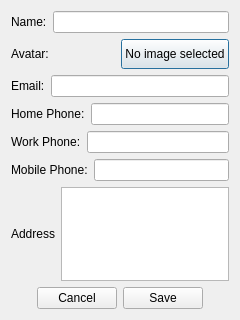
This is examples/samplephonebook/contactdetails_240_320.ui in qtproject/qt-mobility as Qt 5 draws it before an edit. The edited form follows.
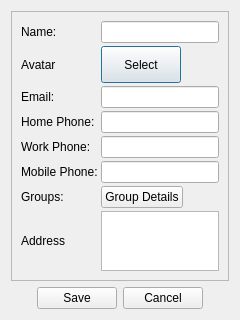
This is the edited form.

The edit to the form file:
```diff
--- a/examples/samplephonebook/contactdetails_240_320.ui
+++ b/examples/samplephonebook/contactdetails_240_320.ui
@@ -15,34 +15,44 @@
   </property>
   <layout class="QVBoxLayout" name="verticalLayout">
    <item>
-    <layout class="QHBoxLayout" name="horizontalLayout">
+    <widget class="QScrollArea" name="scrollArea">
+     <property name="widgetResizable">
+      <bool>true</bool>
+     </property>
+     <widget class="QWidget" name="scrollAreaWidgetContents">
+      <property name="geometry">
+       <rect>
+        <x>0</x>
+        <y>0</y>
+        <width>218</width>
+        <height>264</height>
+       </rect>
+      </property>
+      <layout class="QVBoxLayout" name="verticalLayout_2">
      <item>
-      <widget class="QLabel" name="label">
+        <layout class="QGridLayout" name="gridLayout">
+         <property name="spacing">
+          <number>3</number>
+         </property>
+         <item row="0" column="0">
+          <widget class="QLabel" name="nameLabel">
        <property name="text">
         <string>Name:</string>
        </property>
       </widget>
      </item>
-     <item>
+         <item row="0" column="1">
       <widget class="QLineEdit" name="nameEdit"/>
      </item>
-    </layout>
-   </item>
-   <item>
+         <item row="1" column="0">
+          <widget class="QLabel" name="avatarLabel">
+           <property name="text">
+            <string>Avatar</string>
+           </property>
+          </widget>
+         </item>
+         <item row="1" column="1">
     <layout class="QHBoxLayout" name="horizontalLayout_2">
-     <item>
-      <widget class="QLabel" name="label_2">
-       <property name="sizePolicy">
-        <sizepolicy hsizetype="Ignored" vsizetype="Ignored">
-         <horstretch>0</horstretch>
-         <verstretch>0</verstretch>
-        </sizepolicy>
-       </property>
-       <property name="text">
-        <string>Avatar:</string>
-       </property>
-      </widget>
-     </item>
      <item>
       <widget class="QPushButton" name="avatarButton">
        <property name="sizePolicy">
@@ -58,84 +68,115 @@
         </size>
        </property>
        <property name="text">
-        <string>No image selected</string>
+              <string>Select</string>
+             </property>
+            </widget>
+           </item>
+           <item>
+            <widget class="QLabel" name="avatarPixmapLabel">
+             <property name="text">
+              <string/>
        </property>
       </widget>
      </item>
     </layout>
    </item>
-   <item>
-    <layout class="QHBoxLayout" name="horizontalLayout_3">
-     <item>
-      <widget class="QLabel" name="label_3">
+         <item row="2" column="0">
+          <widget class="QLabel" name="emailLabel">
        <property name="text">
         <string>Email:</string>
        </property>
       </widget>
      </item>
-     <item>
+         <item row="2" column="1">
       <widget class="QLineEdit" name="emailEdit"/>
      </item>
-    </layout>
-   </item>
-   <item>
-    <layout class="QHBoxLayout" name="horizontalLayout_4">
-     <item>
-      <widget class="QLabel" name="label_4">
+         <item row="3" column="0">
+          <widget class="QLabel" name="homePhoneLabel">
        <property name="text">
         <string>Home Phone:</string>
        </property>
       </widget>
      </item>
-     <item>
+         <item row="3" column="1">
       <widget class="QLineEdit" name="homePhoneEdit"/>
      </item>
-    </layout>
-   </item>
-   <item>
-    <layout class="QHBoxLayout" name="horizontalLayout_5">
-     <item>
-      <widget class="QLabel" name="label_5">
+         <item row="4" column="0">
+          <widget class="QLabel" name="workPhoneLabel">
        <property name="text">
         <string>Work Phone:</string>
        </property>
       </widget>
      </item>
-     <item>
+         <item row="4" column="1">
       <widget class="QLineEdit" name="workPhoneEdit"/>
      </item>
-    </layout>
-   </item>
-   <item>
-    <layout class="QHBoxLayout" name="horizontalLayout_8">
-     <item>
-      <widget class="QLabel" name="label_8">
+         <item row="5" column="0">
+          <widget class="QLabel" name="mobilePhoneLabel">
        <property name="text">
         <string>Mobile Phone:</string>
        </property>
       </widget>
      </item>
-     <item>
+         <item row="5" column="1">
       <widget class="QLineEdit" name="mobilePhoneEdit"/>
      </item>
-    </layout>
-   </item>
-   <item>
-    <layout class="QHBoxLayout" name="horizontalLayout_7">
-     <item>
-      <widget class="QLabel" name="label_6">
+         <item row="6" column="0">
+          <widget class="QLabel" name="groupsLabel">
+           <property name="text">
+            <string>Groups:</string>
+           </property>
+          </widget>
+         </item>
+         <item row="6" column="1">
+          <layout class="QHBoxLayout" name="horizontalLayout_3">
+           <item>
+            <widget class="QPushButton" name="groupsButton">
+             <property name="text">
+              <string>Group Details</string>
+             </property>
+            </widget>
+           </item>
+           <item>
+            <spacer name="horizontalSpacer_3">
+             <property name="orientation">
+              <enum>Qt::Horizontal</enum>
+             </property>
+             <property name="sizeHint" stdset="0">
+              <size>
+               <width>40</width>
+               <height>20</height>
+              </size>
+             </property>
+            </spacer>
+           </item>
+          </layout>
+         </item>
+         <item row="7" column="0">
+          <widget class="QLabel" name="addressLabel">
        <property name="text">
         <string>Address</string>
        </property>
       </widget>
      </item>
-     <item>
-      <widget class="QPlainTextEdit" name="addressEdit"/>
+         <item row="7" column="1">
+          <widget class="QPlainTextEdit" name="addressEdit">
+           <property name="maximumSize">
+            <size>
+             <width>16777215</width>
+             <height>60</height>
+            </size>
+           </property>
+          </widget>
      </item>
     </layout>
    </item>
+      </layout>
+     </widget>
+    </widget>
+   </item>
    <item>
-    <layout class="QHBoxLayout" name="horizontalLayout_6">
+    <layout class="QHBoxLayout" name="horizontalLayout">
      <item>
       <spacer name="horizontalSpacer">
        <property name="orientation">
@@ -149,13 +190,6 @@
        </property>
       </spacer>
      </item>
-     <item>
-      <widget class="QPushButton" name="cancelButton">
-       <property name="text">
-        <string>Cancel</string>
-       </property>
-      </widget>
-     </item>
      <item>
       <widget class="QPushButton" name="saveButton">
        <property name="text">
@@ -163,6 +197,13 @@
        </property>
       </widget>
      </item>
+     <item>
+      <widget class="QPushButton" name="cancelButton">
+       <property name="text">
+        <string>Cancel</string>
+       </property>
+      </widget>
+     </item>
      <item>
       <spacer name="horizontalSpacer_2">
        <property name="orientation">
```
Lines whose indentation alone changed are shown as unchanged.
